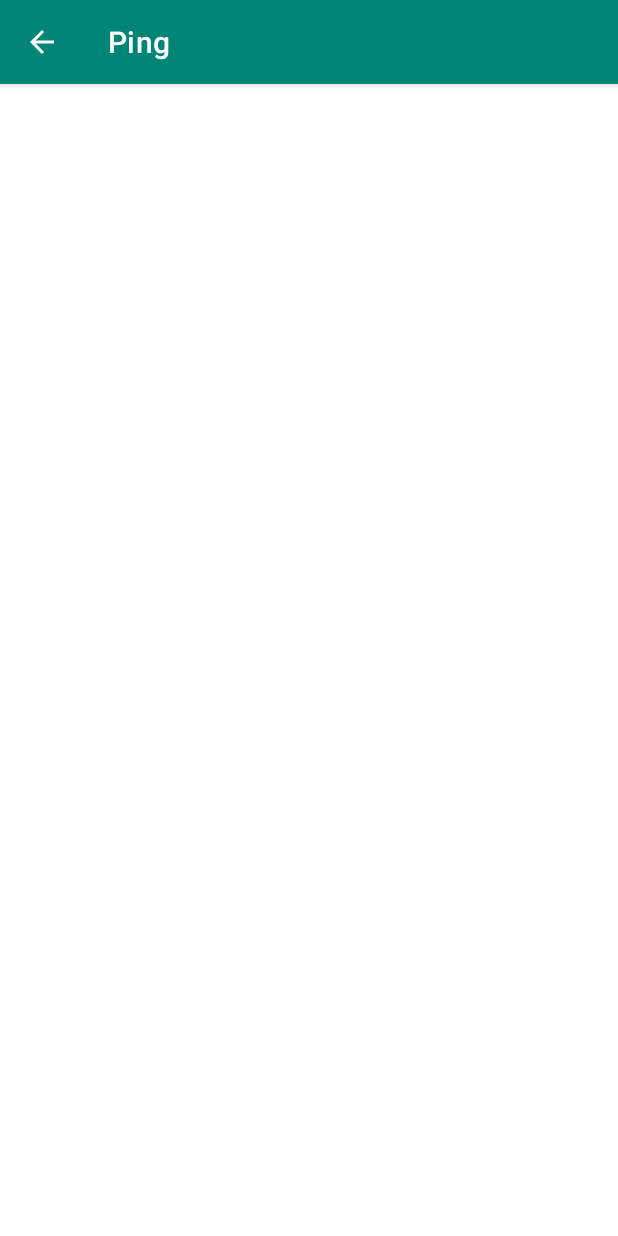
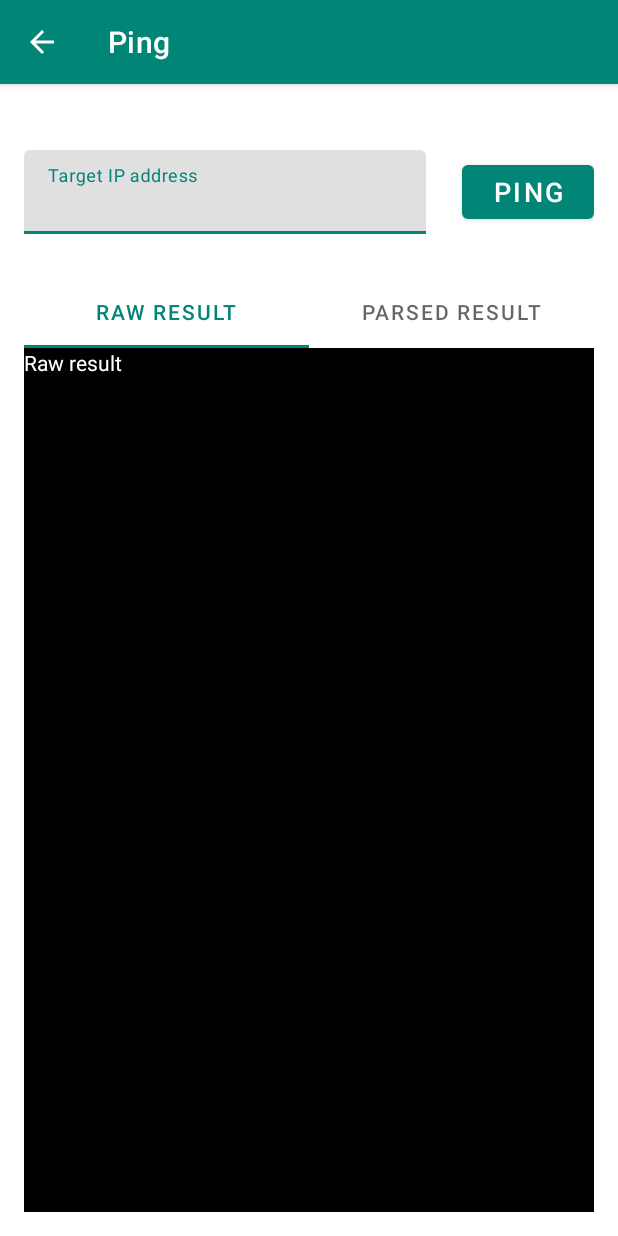
Before and after one commit to johnson-li/Blackhole, an Android app: the PingActivity screen opened directly, with no data from a screen before it, on a phone screen of 412 x 824 dp. Run offline under Robolectric (Android 15) with nearby library versions, the phone set to English and light mode, and no system bars.

Commit message:
ResultFragment

```diff
--- a/app/src/main/java/com/xuebingli/blackhole/PingActivity.kt
+++ b/app/src/main/java/com/xuebingli/blackhole/PingActivity.kt
@@ -1,10 +1,50 @@
 package com.xuebingli.blackhole
 
 import android.os.Bundle
+import android.view.View
+import androidx.fragment.app.Fragment
+import androidx.fragment.app.FragmentActivity
+import androidx.viewpager2.adapter.FragmentStateAdapter
+import androidx.viewpager2.widget.ViewPager2
+import com.google.android.material.tabs.TabLayout
+import com.google.android.material.tabs.TabLayoutMediator
+import com.xuebingli.blackhole.results.PingParsedResultFragment
+import com.xuebingli.blackhole.results.RawResultFragment
+import com.xuebingli.blackhole.results.ResultFragmentPair
 
-class PingActivity: BaseActivity(true) {
+val fragments = arrayOf(
+    ResultFragmentPair("Raw Result") { RawResultFragment() },
+    ResultFragmentPair("Parsed Result") { PingParsedResultFragment() }
+)
+
+class PingActivity : BaseActivity(true) {
+    private lateinit var tab: TabLayout
+    private lateinit var pager: ViewPager2
+    private val pingResultsAdapter = PingResultsAdapter(this)
+
     override fun onCreate(savedInstanceState: Bundle?) {
         super.onCreate(savedInstanceState)
         setContentView(R.layout.activity_ping)
+        tab = findViewById(R.id.result_tab)
+        pager = findViewById(R.id.result_page)
+        pager.adapter = pingResultsAdapter
+        TabLayoutMediator(tab, pager) { tab, position ->
+            tab.text = fragments[position].first
+        }.attach()
+        RawResultFragment.name
+    }
+
+    fun pingAction(view: View) {
+
     }
 }
+
+class PingResultsAdapter(fragment: FragmentActivity) : FragmentStateAdapter(fragment) {
+    override fun getItemCount(): Int {
+        return fragments.size
+    }
+
+    override fun createFragment(position: Int): Fragment {
+        return fragments[position].createInstance()
+    }
+}
--- /dev/null
+++ b/app/src/main/java/com/xuebingli/blackhole/results/PingParsedResultFragment.kt
@@ -0,0 +1,5 @@
+package com.xuebingli.blackhole.results
+
+class PingParsedResultFragment : ResultFragment() {
+
+}
--- /dev/null
+++ b/app/src/main/java/com/xuebingli/blackhole/results/RawResultFragment.kt
@@ -0,0 +1,28 @@
+package com.xuebingli.blackhole.results
+
+import android.os.Bundle
+import android.view.LayoutInflater
+import android.view.View
+import android.view.ViewGroup
+import android.widget.TextView
+import com.xuebingli.blackhole.R
+
+class RawResultFragment : ResultFragment() {
+    companion object {
+        val name = "Raw Result"
+    }
+    lateinit var rawResultText: TextView
+    override fun onCreateView(
+        inflater: LayoutInflater,
+        container: ViewGroup?,
+        savedInstanceState: Bundle?
+    ): View? {
+        val view = inflater.inflate(R.layout.fragment_raw_result, container, false)
+        rawResultText = view.findViewById(R.id.raw_result_text)
+        return view
+    }
+
+    override fun onViewCreated(view: View, savedInstanceState: Bundle?) {
+        rawResultText.setText(R.string.ping_tab_result_raw)
+    }
+}
--- /dev/null
+++ b/app/src/main/java/com/xuebingli/blackhole/results/ResultFragment.kt
@@ -0,0 +1,14 @@
+package com.xuebingli.blackhole.results
+
+import androidx.core.util.Pair
+import androidx.fragment.app.Fragment
+
+open class ResultFragment : Fragment()
+
+class ResultFragmentPair(first: String, second: () -> ResultFragment) :
+    Pair<String, () -> ResultFragment>(first, second) {
+
+    fun createInstance(): ResultFragment {
+        return second!!.invoke()
+    }
+}
--- a/app/src/main/res/layout/activity_ping.xml
+++ b/app/src/main/res/layout/activity_ping.xml
@@ -1,5 +1,64 @@
 <?xml version="1.0" encoding="utf-8"?>
 <RelativeLayout xmlns:android="http://schemas.android.com/apk/res/android"
-    android:layout_width="match_parent" android:layout_height="match_parent">
+    android:layout_width="match_parent"
+    android:layout_height="match_parent">
 
+    <RelativeLayout
+        android:id="@+id/control_panel"
+        android:layout_width="match_parent"
+        android:layout_height="wrap_content"
+        android:layout_alignParentTop="true"
+        android:layout_marginStart="16dp"
+        android:layout_marginTop="32dp"
+        android:layout_marginEnd="16dp">
+
+        <com.google.android.material.button.MaterialButton
+            android:id="@+id/ping_action"
+            style="@style/Widget.MaterialComponents.Button"
+            android:layout_width="wrap_content"
+            android:layout_height="wrap_content"
+            android:layout_alignParentEnd="true"
+            android:layout_centerVertical="true"
+            android:layout_marginBottom="32dp"
+            android:onClick="pingAction"
+            android:paddingStart="16dp"
+            android:paddingEnd="16dp"
+            android:text="@string/ping_action"
+            android:textSize="18sp" />
+
+        <com.google.android.material.textfield.TextInputLayout
+            android:id="@+id/ip_address"
+            android:layout_width="match_parent"
+            android:layout_height="wrap_content"
+            android:layout_centerVertical="true"
+            android:layout_marginEnd="24dp"
+            android:layout_toStartOf="@id/ping_action"
+            android:hint="@string/ping_ip_address"
+            android:orientation="horizontal">
+
+            <com.google.android.material.textfield.TextInputEditText
+                android:layout_width="match_parent"
+                android:layout_height="wrap_content" />
+        </com.google.android.material.textfield.TextInputLayout>
+    </RelativeLayout>
+
+    <com.google.android.material.tabs.TabLayout
+        android:id="@+id/result_tab"
+        style="@style/Widget.MaterialComponents.TabLayout"
+        android:layout_width="match_parent"
+        android:layout_height="wrap_content"
+        android:layout_below="@id/control_panel"
+        android:layout_marginStart="16dp"
+        android:layout_marginTop="16dp"
+        android:layout_marginEnd="16dp">
+    </com.google.android.material.tabs.TabLayout>
+
+    <androidx.viewpager2.widget.ViewPager2
+        android:id="@+id/result_page"
+        android:layout_width="match_parent"
+        android:layout_height="match_parent"
+        android:layout_below="@id/result_tab"
+        android:layout_marginStart="16dp"
+        android:layout_marginEnd="16dp"
+        android:layout_marginBottom="16dp" />
 </RelativeLayout>
--- /dev/null
+++ b/app/src/main/res/layout/fragment_raw_result.xml
@@ -0,0 +1,13 @@
+<?xml version="1.0" encoding="utf-8"?>
+<RelativeLayout xmlns:android="http://schemas.android.com/apk/res/android"
+    android:layout_width="match_parent"
+    android:layout_height="match_parent">
+
+    <TextView
+        android:id="@+id/raw_result_text"
+        android:layout_width="match_parent"
+        android:layout_height="match_parent"
+        android:background="@color/terminalBackground"
+        android:scrollbars="vertical"
+        android:textColor="@color/terminalText" />
+</RelativeLayout>
--- a/app/src/main/res/values/colors.xml
+++ b/app/src/main/res/values/colors.xml
@@ -3,4 +3,6 @@
     <color name="colorPrimary">#008577</color>
     <color name="colorPrimaryDark">#00574B</color>
     <color name="colorAccent">#D81B60</color>
+    <color name="terminalBackground">#000000</color>
+    <color name="terminalText">#ffffff</color>
 </resources>
--- a/app/src/main/res/values/strings.xml
+++ b/app/src/main/res/values/strings.xml
@@ -12,4 +12,8 @@
     <string name="network_utils_item_description">Ping description</string>
     <string name="ping_activity_title">Ping</string>
     <string name="traceroute_activity_title">Traceroute</string>
+    <string name="ping_ip_address">Target IP address</string>
+    <string name="ping_action">Ping</string>
+    <string name="ping_tab_result_raw">Raw result</string>
+    <string name="ping_tab_result_parsed">Parsed result</string>
 </resources>
```
